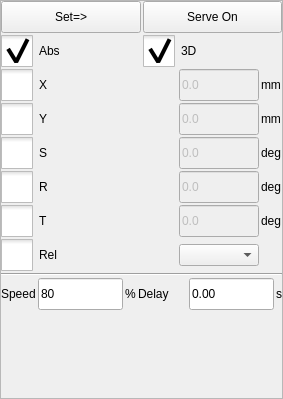
Before: the Qt Designer form hcinstruction/actionsettingframe.ui in GaussCheng/2-5AxisPunch, drawn with Qt 5.
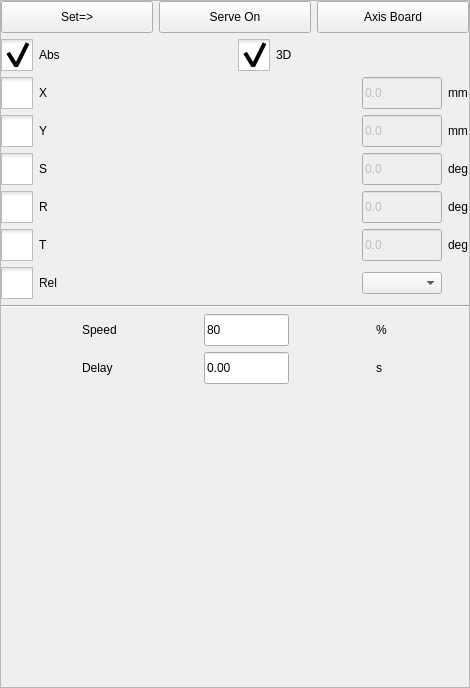
After: the same form once the commit is applied. Icons and pictures are not drawn. Custom widgets are drawn as their Qt base class.

```diff
--- a/hcinstruction/actionsettingframe.ui
+++ b/hcinstruction/actionsettingframe.ui
@@ -6,8 +6,8 @@
    <rect>
     <x>0</x>
     <y>0</y>
-    <width>283</width>
-    <height>399</height>
+    <width>470</width>
+    <height>688</height>
    </rect>
   </property>
   <property name="windowTitle">
@@ -20,9 +20,6 @@
    <enum>QFrame::Raised</enum>
   </property>
   <layout class="QVBoxLayout" name="verticalLayout">
-   <property name="spacing">
-    <number>2</number>
-   </property>
    <property name="margin">
     <number>0</number>
    </property>
@@ -69,6 +66,25 @@
        </property>
       </widget>
      </item>
+     <item>
+      <widget class="QToolButton" name="axisBoard">
+       <property name="sizePolicy">
+        <sizepolicy hsizetype="Preferred" vsizetype="Preferred">
+         <horstretch>0</horstretch>
+         <verstretch>0</verstretch>
+        </sizepolicy>
+       </property>
+       <property name="minimumSize">
+        <size>
+         <width>64</width>
+         <height>32</height>
+        </size>
+       </property>
+       <property name="text">
+        <string>Axis Board</string>
+       </property>
+      </widget>
+     </item>
     </layout>
    </item>
    <item>
@@ -162,9 +178,6 @@
    </item>
    <item>
     <layout class="QGridLayout" name="gridLayout">
-     <property name="spacing">
-      <number>2</number>
-     </property>
      <item row="0" column="0">
       <widget class="QCheckBox" name="gxButton">
        <property name="styleSheet">
@@ -590,51 +603,6 @@
    </item>
    <item>
     <layout class="QGridLayout" name="gridLayout_2">
-     <property name="spacing">
-      <number>2</number>
-     </property>
-     <item row="0" column="3">
-      <widget class="QLabel" name="label_2">
-       <property name="text">
-        <string>Delay</string>
-       </property>
-      </widget>
-     </item>
-     <item row="0" column="5">
-      <widget class="QLabel" name="label_8">
-       <property name="sizePolicy">
-        <sizepolicy hsizetype="Fixed" vsizetype="Preferred">
-         <horstretch>0</horstretch>
-         <verstretch>0</verstretch>
-        </sizepolicy>
-       </property>
-       <property name="text">
-        <string>s</string>
-       </property>
-       <property name="alignment">
-        <set>Qt::AlignLeading|Qt::AlignLeft|Qt::AlignVCenter</set>
-       </property>
-      </widget>
-     </item>
-     <item row="0" column="4">
-      <widget class="ICLineEditWithVirtualNumericKeypad" name="delayEdit">
-       <property name="minimumSize">
-        <size>
-         <width>85</width>
-         <height>32</height>
-        </size>
-       </property>
-       <property name="maximumSize">
-        <size>
-         <width>85</width>
-         <height>32</height>
-        </size>
-       </property>
-       <property name="text">
-        <string>0.00</string>
-       </property>
-      </widget>
-     </item>
      <item row="0" column="0">
       <widget class="QLabel" name="label_6">
        <property name="sizePolicy">
@@ -686,6 +654,48 @@
        </property>
       </widget>
      </item>
+     <item row="1" column="0">
+      <widget class="QLabel" name="label_2">
+       <property name="text">
+        <string>Delay</string>
+       </property>
+      </widget>
+     </item>
+     <item row="1" column="1">
+      <widget class="ICLineEditWithVirtualNumericKeypad" name="delayEdit">
+       <property name="minimumSize">
+        <size>
+         <width>85</width>
+         <height>32</height>
+        </size>
+       </property>
+       <property name="maximumSize">
+        <size>
+         <width>85</width>
+         <height>32</height>
+        </size>
+       </property>
+       <property name="text">
+        <string>0.00</string>
+       </property>
+      </widget>
+     </item>
+     <item row="1" column="2">
+      <widget class="QLabel" name="label_8">
+       <property name="sizePolicy">
+        <sizepolicy hsizetype="Fixed" vsizetype="Preferred">
+         <horstretch>0</horstretch>
+         <verstretch>0</verstretch>
+        </sizepolicy>
+       </property>
+       <property name="text">
+        <string>s</string>
+       </property>
+       <property name="alignment">
+        <set>Qt::AlignLeading|Qt::AlignLeft|Qt::AlignVCenter</set>
+       </property>
+      </widget>
+     </item>
     </layout>
    </item>
    <item>
```
